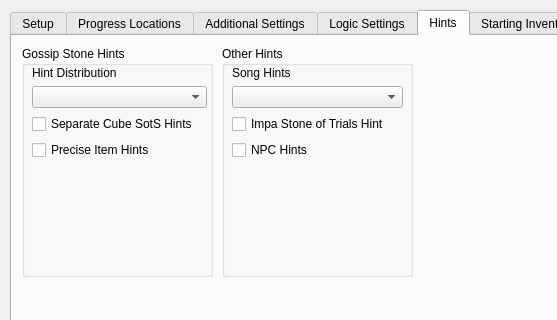
First picture: the form in gui/randogui.ui, repository yannl35133/sslib, before the edit; both pictures show x 0 to 557 and y 0 to 320 of the 1051 by 738 pixel window.
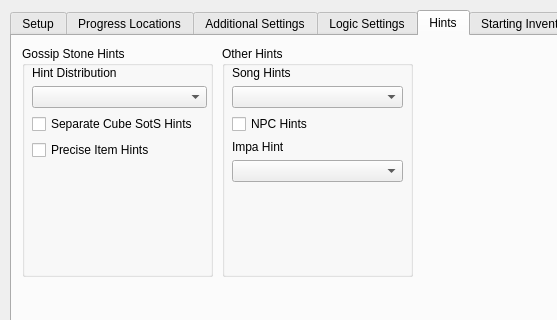
Second picture: the form after the edit. The open tabs and pages were chosen to show the change.

Commit message: add triforce hint to impa

```diff
--- a/gui/randogui.ui
+++ b/gui/randogui.ui
@@ -1764,13 +1764,6 @@
           </item>
          </layout>
         </item>
-        <item>
-         <widget class="QCheckBox" name="option_impa_sot_hint">
-          <property name="text">
-           <string>Impa Stone of Trials Hint</string>
-          </property>
-         </widget>
-        </item>
         <item>
          <widget class="QCheckBox" name="option_npc_hints">
           <property name="text">
@@ -1778,6 +1771,16 @@
           </property>
          </widget>
         </item>
+        <item>
+         <widget class="QLabel" name="label_8">
+          <property name="text">
+           <string>Impa Hint</string>
+          </property>
+         </widget>
+        </item>
+        <item>
+         <widget class="QComboBox" name="option_impa_hint"/>
+        </item>
         <item>
          <spacer name="verticalSpacer_10">
           <property name="orientation">
```
Left out of the diff: 2 changed lines with no effect on the pictures. The commit also changes 5 other files.
